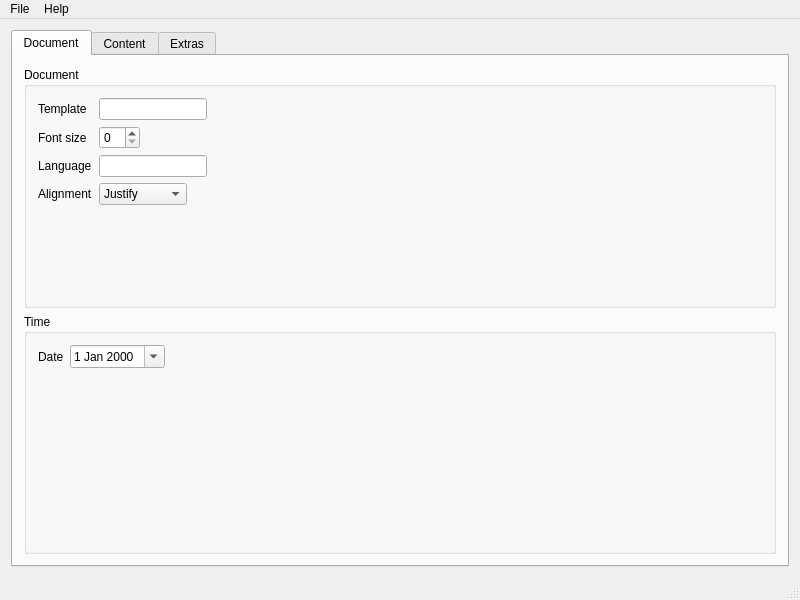
blblblu/Clattr, file clattr.ui: the form before one commit.
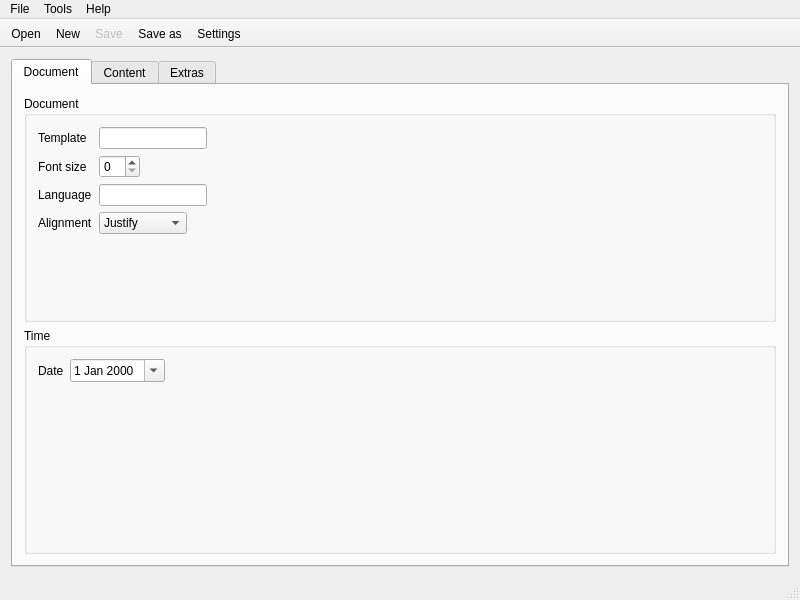
The form after the commit. Icons and pictures are not drawn.

```diff
--- a/clattr.ui
+++ b/clattr.ui
@@ -372,7 +372,14 @@
     <addaction name="separator"/>
     <addaction name="actionAboutQt"/>
    </widget>
+   <widget class="QMenu" name="menuExtras">
+    <property name="title">
+     <string>Tools</string>
+    </property>
+    <addaction name="actionSettings"/>
+   </widget>
    <addaction name="menuDatei"/>
+   <addaction name="menuExtras"/>
    <addaction name="menuHilfe"/>
   </widget>
   <widget class="QStatusBar" name="statusbar">
@@ -380,6 +387,25 @@
     <bool>true</bool>
    </property>
   </widget>
+  <widget class="QToolBar" name="toolBar">
+   <property name="windowTitle">
+    <string>toolBar</string>
+   </property>
+   <property name="movable">
+    <bool>false</bool>
+   </property>
+   <attribute name="toolBarArea">
+    <enum>TopToolBarArea</enum>
+   </attribute>
+   <attribute name="toolBarBreak">
+    <bool>false</bool>
+   </attribute>
+   <addaction name="actionOpen"/>
+   <addaction name="actionNew"/>
+   <addaction name="actionSave"/>
+   <addaction name="actionSaveAs"/>
+   <addaction name="actionSettings"/>
+  </widget>
   <action name="actionSave">
    <property name="enabled">
     <bool>false</bool>
@@ -428,6 +454,14 @@
     <string>License</string>
    </property>
   </action>
+  <action name="actionSettings">
+   <property name="icon">
+    <iconset theme="configure"/>
+   </property>
+   <property name="text">
+    <string>Settings...</string>
+   </property>
+  </action>
  </widget>
  <layoutdefault spacing="6" margin="11"/>
  <tabstops>
```
Left out of the diff: 26 changed lines with no effect on the pictures.
